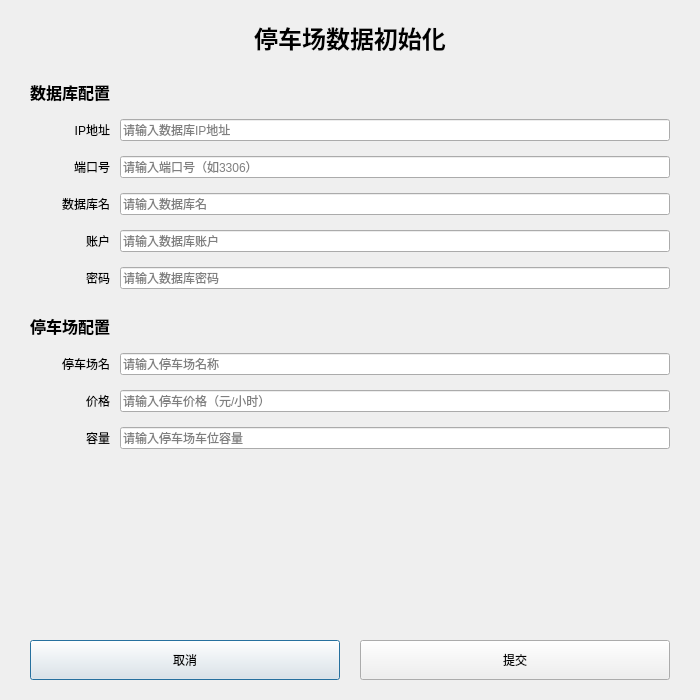
This is UI/ConfigInit/configinitdialog.ui in HeQiTZD/ParkingSystem as Qt 5 draws it before an edit. The edited form follows.
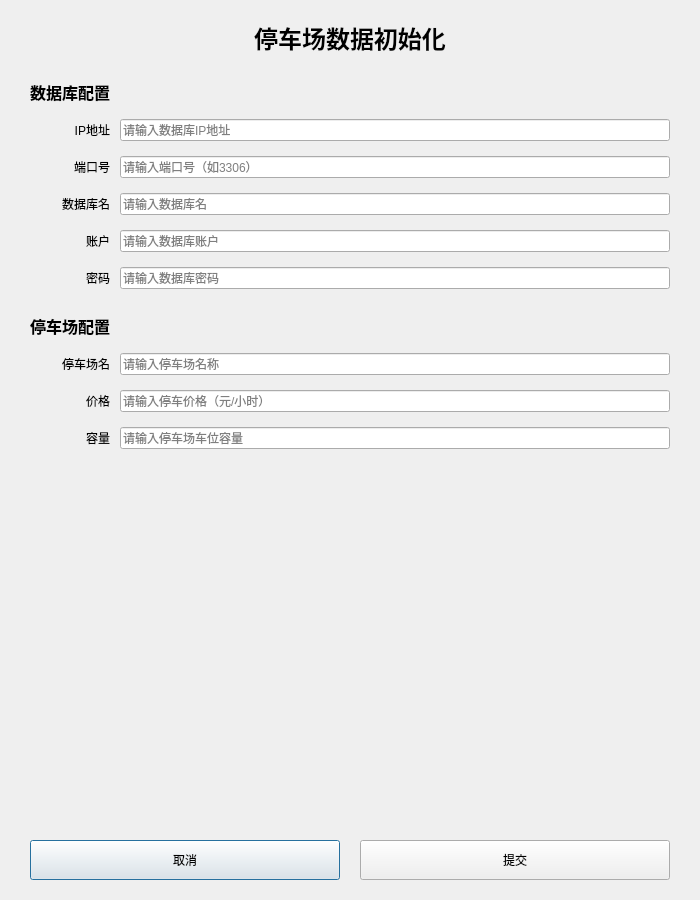
This is the edited form.

Commit message: feat: 调整ConfigInitDialog窗口高度为900

Diff of the .ui file:
```diff
--- a/UI/ConfigInit/configinitdialog.ui
+++ b/UI/ConfigInit/configinitdialog.ui
@@ -7,19 +7,19 @@
     <x>0</x>
     <y>0</y>
     <width>700</width>
-    <height>700</height>
+    <height>900</height>
    </rect>
   </property>
   <property name="minimumSize">
    <size>
     <width>700</width>
-    <height>700</height>
+    <height>900</height>
    </size>
   </property>
   <property name="maximumSize">
    <size>
     <width>700</width>
-    <height>700</height>
+    <height>900</height>
    </size>
   </property>
   <property name="windowTitle">
```
The commit also changes 1 other file.
